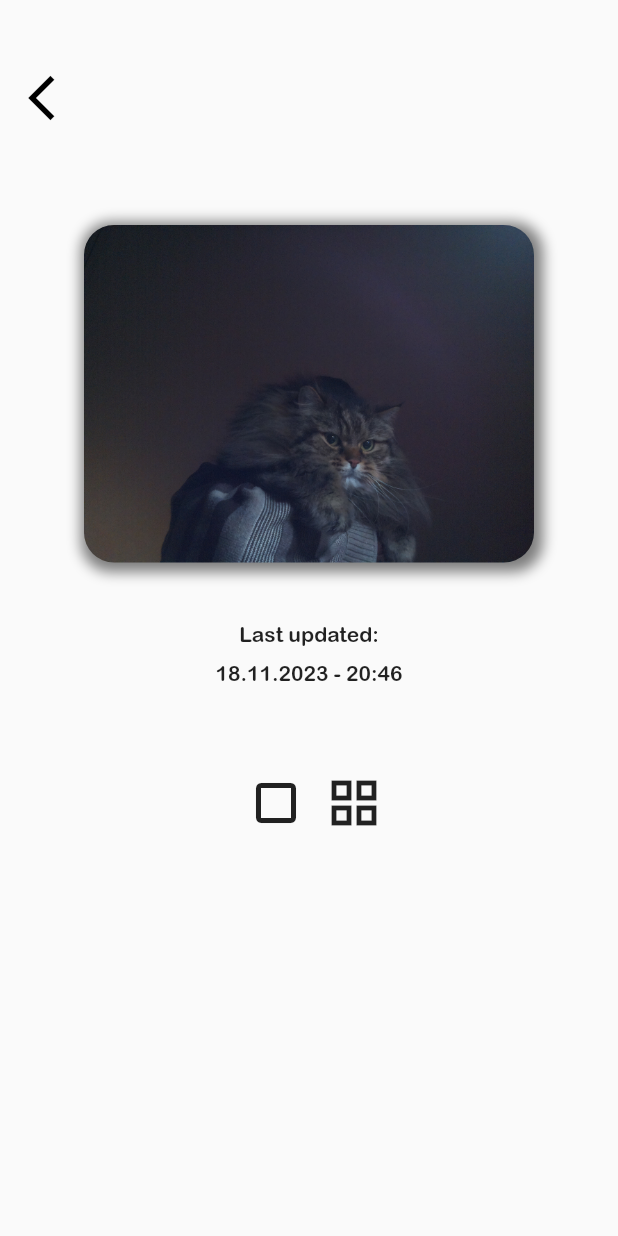
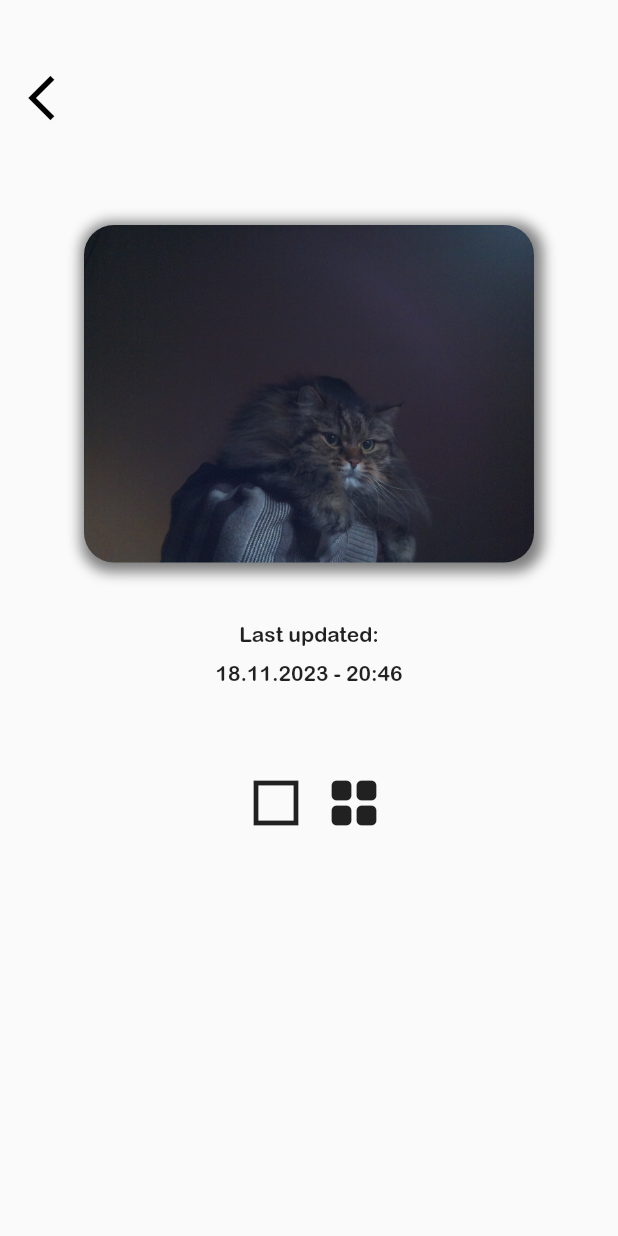
Before and after one commit to muxonn/grow_guard, a Flutter app: the CameraPage screen opened directly, after a tap on the "grid view" icon, on a phone screen of 412 x 824 dp. Run offline on Flutter 3.47's test engine with Material 2 defaults, Android fonts, the phone set to English and light mode, and no system bars; our stand-ins replace firebase_auth, firebase_core, flutter_hooks; accounts and stored records are empty.

Commit message:
Icons intended to change grid view react to click

```diff
--- a/lib/views/camera_page.dart
+++ b/lib/views/camera_page.dart
@@ -8,6 +8,7 @@ class CameraPage extends HookWidget {
   @override
   Widget build(BuildContext context) {
     final lastUpdated = useState("");
+    final gridView = useState(false);
 
     useEffect(() {
       //TODO: MOCKED VALUE
@@ -64,12 +65,24 @@ class CameraPage extends HookWidget {
               mainAxisAlignment: MainAxisAlignment.spaceBetween,
               children: [
                 IconButton(
-                  onPressed: () {},
-                  icon: Icon(Icons.crop_square, size: 40),
+                  onPressed: () {
+                    gridView.value = false;
+                  },
+                  icon: Icon(
+                      gridView.value
+                          ? Icons.square_outlined
+                          : Icons.square_rounded,
+                      size: 40),
                 ),
                 IconButton(
-                  onPressed: () {},
-                  icon: Icon(Icons.grid_view, size: 40),
+                  onPressed: () {
+                    gridView.value = true;
+                  },
+                  icon: Icon(
+                      gridView.value
+                          ? Icons.grid_view_rounded
+                          : Icons.grid_view,
+                      size: 40),
                 ),
               ],
             ),
```
